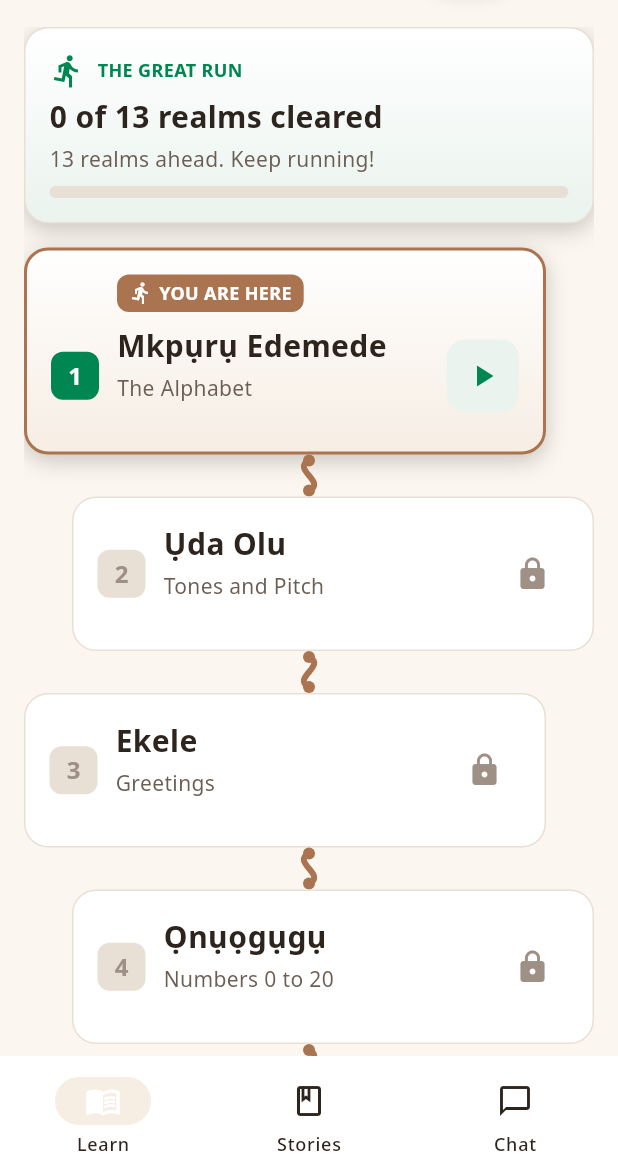
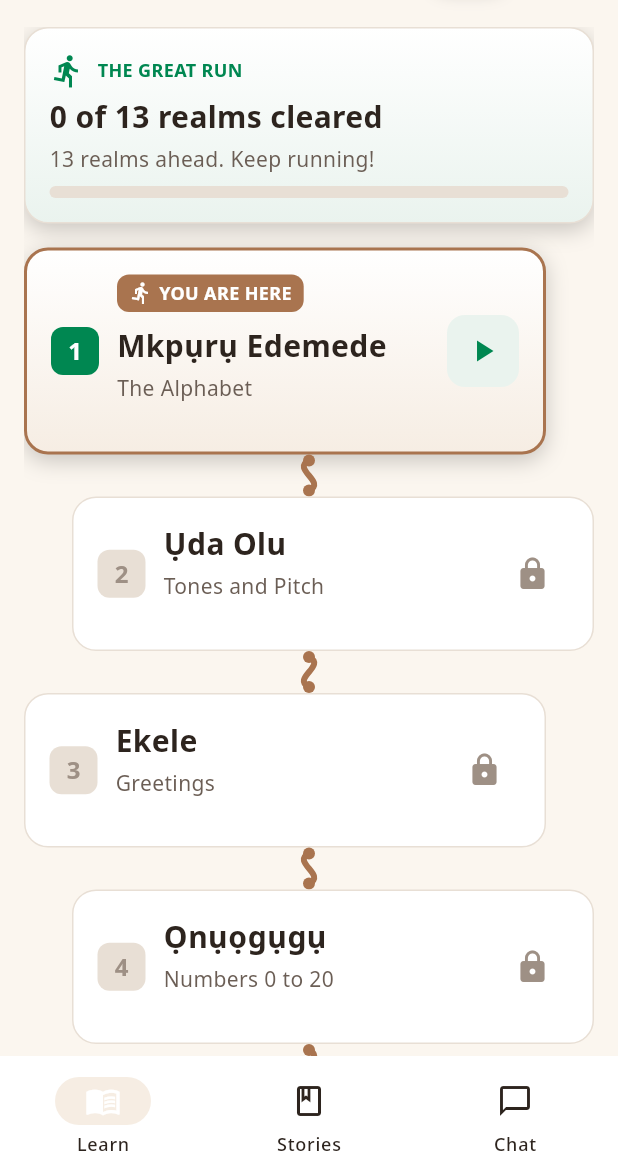
Before and after one commit to Samthesurf/igboman, a Flutter app: the screen it shows after launch, on a phone screen of 412 x 824 dp, the part 60-1236 px from its top. Run offline on Flutter 3.47's test engine with Material 3 defaults, Android fonts, the phone set to English and light mode, and no system bars; our stand-ins replace audioplayers, shared_preferences; missing offline and left inert: googleai_dart.

Commit message:
feat: decouple badge and play button onto centered overlay layer

```diff
--- a/lib/screens/home_screen.dart
+++ b/lib/screens/home_screen.dart
@@ -663,6 +663,12 @@ class _UnitCard extends StatelessWidget {
 
   @override
   Widget build(BuildContext context) {
+    final reserveAction = (completed && onQuizTap != null)
+        ? ControlSizes.minTouchTarget +
+              ControlSizes.minTouchTarget +
+              Spacing.m +
+              Spacing.s
+        : ControlSizes.minTouchTarget + Spacing.m;
     return GestureDetector(
       onTap: onTap,
       behavior: HitTestBehavior.opaque,
@@ -695,8 +701,11 @@ class _UnitCard extends StatelessWidget {
           borderRadius: BorderRadius.circular(Radii.card),
           child: Padding(
             padding: const EdgeInsets.all(Spacing.md),
-            child: Column(
+            child: Stack(
+              children: [
+                Column(
                   crossAxisAlignment: CrossAxisAlignment.start,
+                  mainAxisSize: MainAxisSize.min,
                   children: [
                     if (isCurrent)
                       Padding(
@@ -736,21 +745,11 @@ class _UnitCard extends StatelessWidget {
                           ),
                         ),
                       ),
-                Row(
-                  crossAxisAlignment: CrossAxisAlignment.center,
-                  children: [
-                    SizedBox(
-                      height: ControlSizes.minTouchTarget,
-                      child: Center(
-                        child: _UnitBadge(
-                          number: unit.id,
-                          locked: locked,
-                          completed: completed,
+                    Padding(
+                      padding: EdgeInsets.only(
+                        left: ControlSizes.chipHeight + Spacing.m,
+                        right: reserveAction,
                       ),
-                      ),
-                    ),
-                    const SizedBox(width: Spacing.m),
-                    Expanded(
                       child: Column(
                         crossAxisAlignment: CrossAxisAlignment.start,
                         children: [
@@ -779,7 +778,23 @@ class _UnitCard extends StatelessWidget {
                         ],
                       ),
                     ),
-                    const SizedBox(width: Spacing.m),
+                  ],
+                ),
+                Positioned.fill(
+                  child: Row(
+                    mainAxisAlignment: MainAxisAlignment.spaceBetween,
+                    crossAxisAlignment: CrossAxisAlignment.center,
+                    children: [
+                      SizedBox(
+                        height: ControlSizes.minTouchTarget,
+                        child: Center(
+                          child: _UnitBadge(
+                            number: unit.id,
+                            locked: locked,
+                            completed: completed,
+                          ),
+                        ),
+                      ),
                       if (locked)
                         const SizedBox(
                           width: ControlSizes.minTouchTarget,
@@ -839,6 +854,7 @@ class _UnitCard extends StatelessWidget {
                           ],
                         ),
                     ],
+                  ),
                 ),
               ],
             ),
```
Lines whose indentation alone changed are shown as unchanged.
